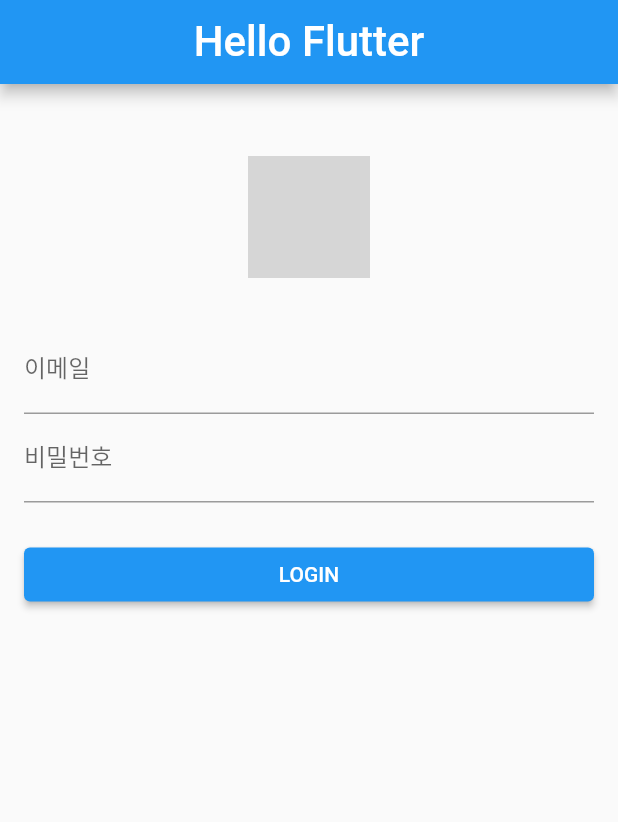
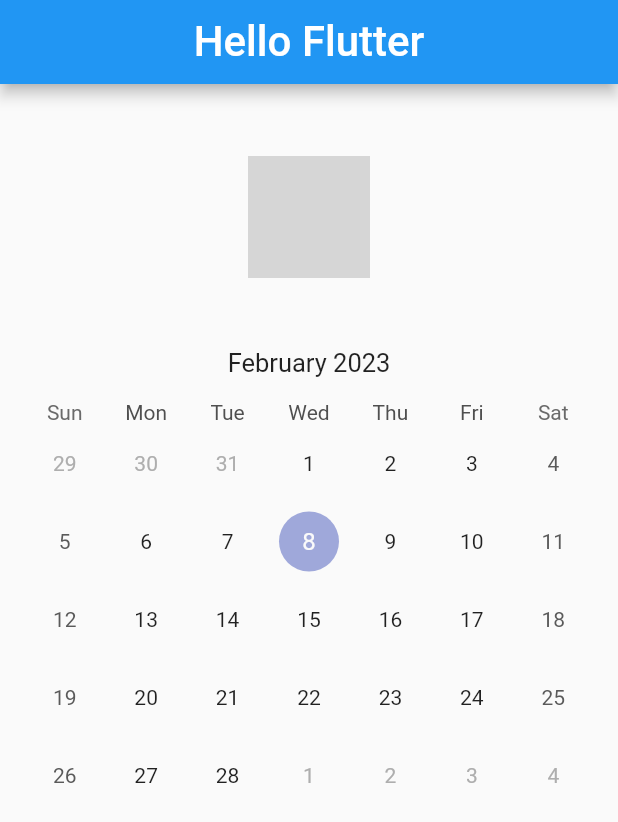
Before and after one commit to jYeory/flutter_eee, a Flutter app: the screen it shows after launch, on a phone screen of 412 x 824 dp. Shown: the top 822 px of the screen. Run offline on Flutter 3.47's test engine with Material 2 defaults, Android fonts, the phone set to English and light mode, and no system bars; drawn by our look-alikes of table_calendar; network calls fail; grey boxes are pictures that could not be loaded.

Commit message:
udemy - 1주차 - 달력 넣어보기

```diff
--- a/lib/main.dart
+++ b/lib/main.dart
@@ -1,4 +1,6 @@
 import 'package:flutter/material.dart';
+import 'package:table_calendar/table_calendar.dart';
+import 'package:intl/date_symbol_data_local.dart';
 
 void main() {
   runApp(MyApp());
@@ -32,6 +34,22 @@ class MyApp extends StatelessWidget {
                     width: 81,
                   ),
                 ),
+                TableCalendar(
+                  firstDay: DateTime.utc(2010, 10, 16),
+                  lastDay: DateTime.utc(2024, 12, 31),
+                  focusedDay: DateTime.now(),
+                  calendarStyle: CalendarStyle(
+                    outsideDaysVisible: true,
+                  ),
+                  //locale: 'ko_KR',
+                  headerStyle: HeaderStyle(
+                      formatButtonVisible: false,
+                      titleCentered: true,
+                      leftChevronVisible: false,
+                      rightChevronVisible: false,
+                      headerPadding: EdgeInsets.all(15)),
+                )
+                /*
                 TextField(
                   decoration: InputDecoration(labelText: '이메일'),
                 ),
@@ -47,6 +65,7 @@ class MyApp extends StatelessWidget {
                     child: Text('LOGIN'),
                   ),
                 )
+                */
               ],
             ),
           ),
--- a/pubspec.yaml
+++ b/pubspec.yaml
@@ -35,6 +35,8 @@ dependencies:
   # The following adds the Cupertino Icons font to your application.
   # Use with the CupertinoIcons class for iOS style icons.
   cupertino_icons: ^1.0.2
+  table_calendar: ^3.0.9
+  intl: ^0.16.1
 
 dev_dependencies:
   flutter_test:
```
